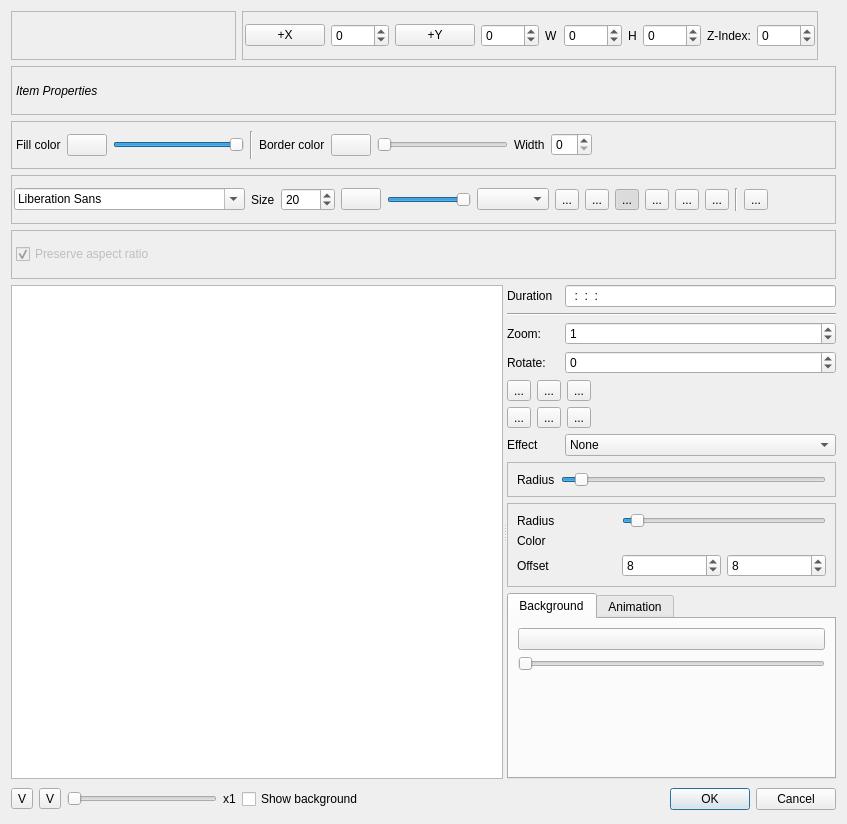
Above: src/widgets/titlewidget_ui.ui from KDE/kdenlive before the change. Below: the same form after it.
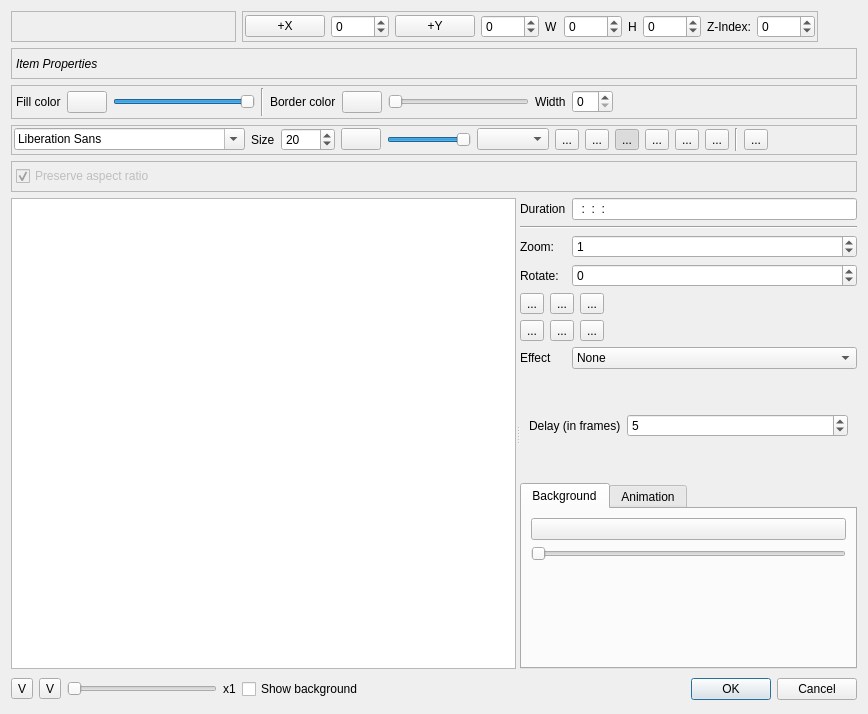
That is the form after the change. Custom widgets are drawn as their Qt base class.

Commit message: Get ready for typewriter effect in titles

```diff
--- a/src/widgets/titlewidget_ui.ui
+++ b/src/widgets/titlewidget_ui.ui
@@ -6,8 +6,8 @@
    <rect>
     <x>0</x>
     <y>0</y>
-    <width>847</width>
-    <height>824</height>
+    <width>868</width>
+    <height>714</height>
    </rect>
   </property>
   <property name="sizePolicy">
@@ -569,14 +569,14 @@
          </property>
         </widget>
        </item>
-       <item row="0" column="2">
+       <item row="0" column="1">
         <widget class="KRestrictedLine" name="title_duration">
          <property name="inputMask">
           <string>99:99:99:99; </string>
          </property>
         </widget>
        </item>
-       <item row="1" column="0" colspan="3">
+       <item row="1" column="0" colspan="2">
         <widget class="Line" name="line_3">
          <property name="orientation">
           <enum>Qt::Horizontal</enum>
@@ -590,7 +590,7 @@
          </property>
         </widget>
        </item>
-       <item row="2" column="2">
+       <item row="2" column="1">
         <widget class="KIntSpinBox" name="itemzoom">
          <property name="maximum">
           <number>100000</number>
@@ -607,7 +607,7 @@
          </property>
         </widget>
        </item>
-       <item row="3" column="2">
+       <item row="3" column="1">
         <widget class="KIntSpinBox" name="itemrotate">
          <property name="minimum">
           <number>-360</number>
@@ -617,7 +617,7 @@
          </property>
         </widget>
        </item>
-       <item row="4" column="0" colspan="3">
+       <item row="4" column="0" colspan="2">
         <layout class="QGridLayout" name="gridLayout_3">
          <item row="0" column="0">
           <widget class="QToolButton" name="itemleft">
@@ -676,7 +676,7 @@
          </item>
         </layout>
        </item>
-       <item row="9" column="0" colspan="3">
+       <item row="8" column="0" colspan="2">
         <widget class="QTabWidget" name="tabWidget">
          <property name="tabPosition">
           <enum>QTabWidget::North</enum>
@@ -815,7 +815,7 @@
          </widget>
         </widget>
        </item>
-       <item row="5" column="2">
+       <item row="5" column="1">
         <widget class="QComboBox" name="effect_list">
          <item>
           <property name="text">
@@ -841,7 +841,14 @@
          </property>
         </widget>
        </item>
-       <item row="6" column="0" colspan="3">
+       <item row="6" column="0" rowspan="2" colspan="2">
+        <widget class="QStackedWidget" name="effect_stack">
+         <property name="currentIndex">
+          <number>2</number>
+         </property>
+         <widget class="QWidget" name="page">
+          <layout class="QGridLayout" name="gridLayout_12">
+           <item row="0" column="0">
         <widget class="QFrame" name="blur_frame">
          <property name="frameShape">
           <enum>QFrame::StyledPanel</enum>
@@ -850,14 +857,14 @@
           <enum>QFrame::Raised</enum>
          </property>
          <layout class="QGridLayout" name="gridLayout_10">
-          <item row="0" column="0">
+              <item row="1" column="0">
            <widget class="QLabel" name="label_6">
             <property name="text">
              <string>Radius</string>
             </property>
            </widget>
           </item>
-          <item row="0" column="1">
+              <item row="1" column="1">
            <widget class="QSlider" name="blur_radius">
             <property name="pageStep">
              <number>1</number>
@@ -873,7 +880,11 @@
          </layout>
         </widget>
        </item>
-       <item row="7" column="0" colspan="3">
+          </layout>
+         </widget>
+         <widget class="QWidget" name="page_2">
+          <layout class="QGridLayout" name="gridLayout_14">
+           <item row="0" column="0">
         <widget class="QFrame" name="shadow_frame">
          <property name="frameShape">
           <enum>QFrame::StyledPanel</enum>
@@ -938,6 +949,34 @@
        </item>
       </layout>
      </widget>
+         <widget class="QWidget" name="page_3">
+          <layout class="QGridLayout" name="gridLayout_15">
+           <item row="0" column="0">
+            <widget class="QLabel" name="label_13">
+             <property name="text">
+              <string>Delay (in frames)</string>
+             </property>
+            </widget>
+           </item>
+           <item row="0" column="1">
+            <widget class="QSpinBox" name="typewriter_delay">
+             <property name="sizePolicy">
+              <sizepolicy hsizetype="MinimumExpanding" vsizetype="Fixed">
+               <horstretch>0</horstretch>
+               <verstretch>0</verstretch>
+              </sizepolicy>
+             </property>
+             <property name="value">
+              <number>5</number>
+             </property>
+            </widget>
+           </item>
+          </layout>
+         </widget>
+        </widget>
+       </item>
+      </layout>
+     </widget>
     </widget>
    </item>
    <item row="6" column="0">
@@ -1022,16 +1061,16 @@
   </layout>
  </widget>
  <customwidgets>
-  <customwidget>
-   <class>KLineEdit</class>
-   <extends>QLineEdit</extends>
-   <header>klineedit.h</header>
-  </customwidget>
   <customwidget>
    <class>KIntSpinBox</class>
    <extends>QSpinBox</extends>
    <header>knuminput.h</header>
   </customwidget>
+  <customwidget>
+   <class>KLineEdit</class>
+   <extends>QLineEdit</extends>
+   <header>klineedit.h</header>
+  </customwidget>
   <customwidget>
    <class>KColorButton</class>
    <extends>QPushButton</extends>
```
Left out of the diff: 5 changed lines with no effect on the pictures. Lines whose indentation alone changed are shown as unchanged. The commit also changes 3 other files.
